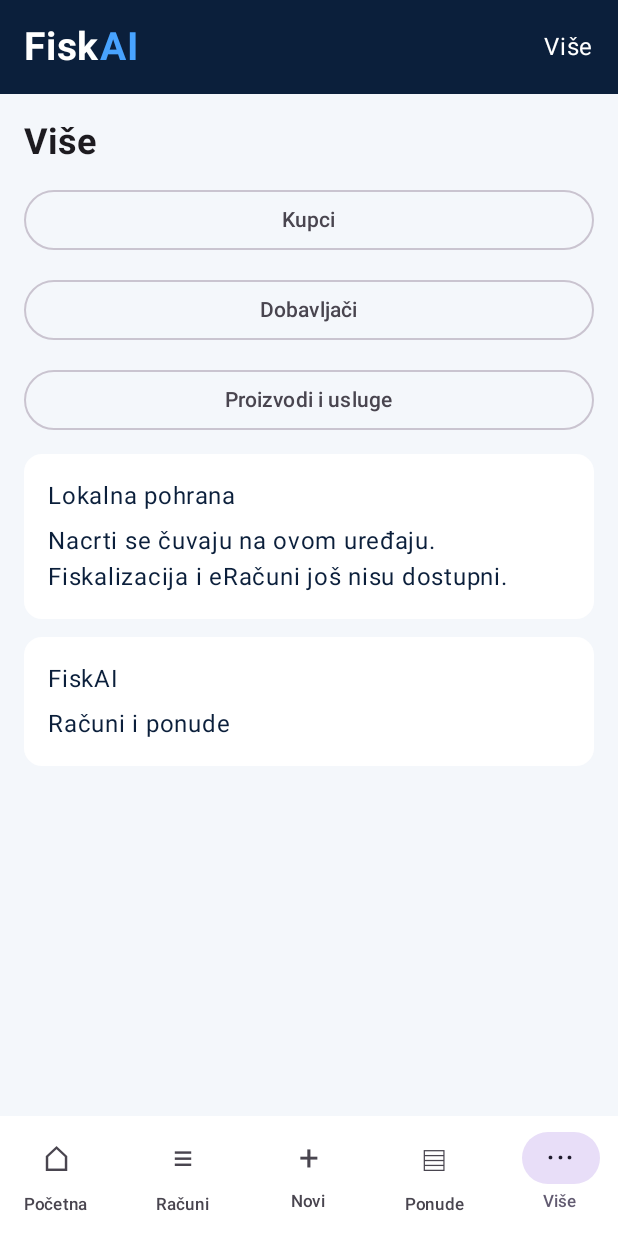
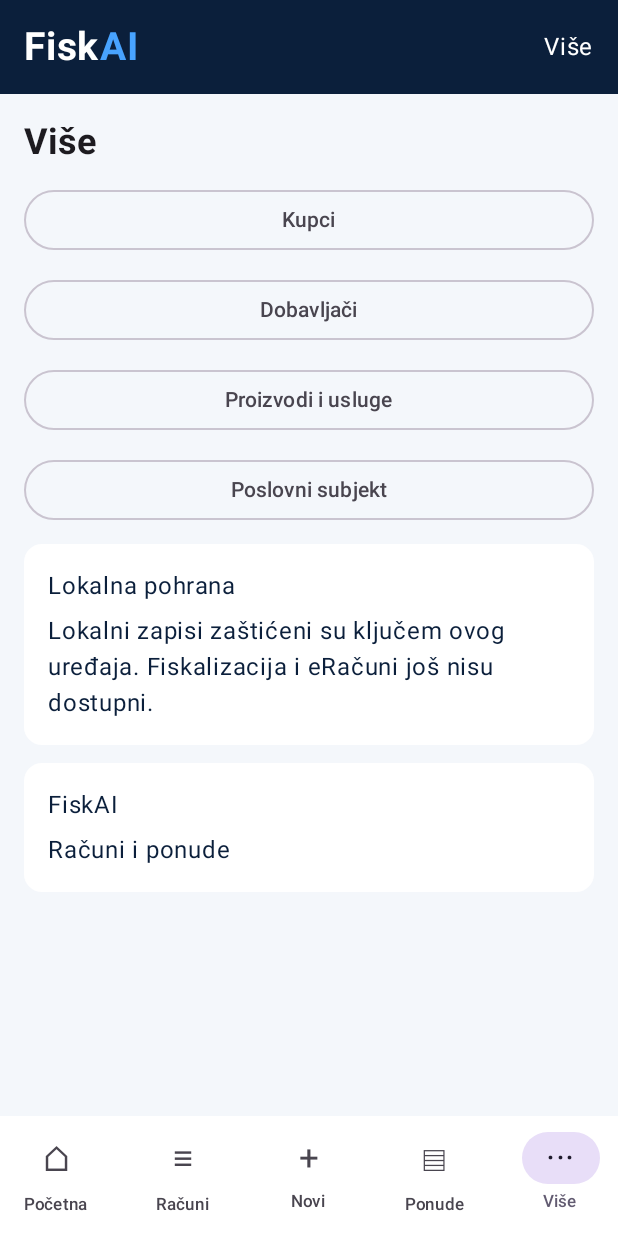
Before and after one commit to bren-wp/FiskAI, an Android app built with Jetpack Compose: the screen it shows after launch (MainActivity), item 5 of the bottom bar chosen, on a phone screen of 412 x 824 dp. Run offline under Robolectric (Android 15) with nearby library versions, the phone set to English and light mode, and no system bars.

Commit message:
Fix SDK package selection; encrypt local records and add business profile

```diff
--- a/app/build.gradle.kts
+++ b/app/build.gradle.kts
@@ -4,13 +4,13 @@ plugins {
 }
 android {
     namespace = "hr.brendigo.fiskai"
-    compileSdk = 37
+    compileSdk = 36
     defaultConfig {
         applicationId = "hr.brendigo.fiskai"
         minSdk = 24
         targetSdk = 36
-        versionCode = 3
-        versionName = "0.1.0-alpha03"
+        versionCode = 4
+        versionName = "0.1.0-alpha04"
     }
     compileOptions { sourceCompatibility = JavaVersion.VERSION_17; targetCompatibility = JavaVersion.VERSION_17 }
     buildFeatures { compose = true }
--- /dev/null
+++ b/app/src/main/java/hr/brendigo/fiskai/BusinessStore.kt
@@ -0,0 +1,22 @@
+package hr.brendigo.fiskai
+
+import android.content.Context
+import org.json.JSONObject
+
+data class BusinessProfile(
+    val name: String = "",
+    val oib: String = "",
+    val address: String = "",
+    val city: String = "",
+    val vatRegistered: Boolean = false,
+    val iban: String = ""
+)
+internal data class InitialData(val drafts: List<Draft>, val contacts: List<Contact>, val products: List<Product>, val business: BusinessProfile)
+internal class BusinessStore(context: Context) {
+    private val records = SecureRecords(context,"fiskai_business")
+    fun read(): BusinessProfile {
+        val j = JSONObject(records.getString("profile","{}"))
+        return BusinessProfile(j.optString("name"),j.optString("oib"),j.optString("address"),j.optString("city"),j.optBoolean("vatRegistered"),j.optString("iban"))
+    }
+    fun save(b: BusinessProfile): Boolean = records.write("profile",JSONObject().put("name",b.name).put("oib",b.oib).put("address",b.address).put("city",b.city).put("vatRegistered",b.vatRegistered).put("iban",b.iban).toString())
+}
--- a/app/src/main/java/hr/brendigo/fiskai/DirectoryStore.kt
+++ b/app/src/main/java/hr/brendigo/fiskai/DirectoryStore.kt
@@ -10,7 +10,7 @@ data class Contact(val id: String = UUID.randomUUID().toString(), val name: Stri
 data class Product(val id: String = UUID.randomUUID().toString(), val name: String, val code: String, val price: BigDecimal, val vat: BigDecimal, val service: Boolean)
 
 class DirectoryStore(context: Context) {
-    private val prefs = context.getSharedPreferences("fiskai_directory", Context.MODE_PRIVATE)
+    private val prefs = SecureRecords(context, "fiskai_directory")
     private fun read(key: String) = JSONArray(prefs.getString(key, "[]") ?: "[]")
     fun contacts(): List<Contact> {
         val arr = read("contacts")
@@ -23,11 +23,11 @@ class DirectoryStore(context: Context) {
     fun saveContacts(items: List<Contact>): Boolean {
         val arr = JSONArray()
         items.forEach { arr.put(JSONObject().put("id", it.id).put("name", it.name).put("oib", it.oib).put("email", it.email).put("supplier", it.supplier)) }
-        return prefs.edit().putString("contacts", arr.toString()).commit()
+        return prefs.write("contacts", arr.toString())
     }
     fun saveProducts(items: List<Product>): Boolean {
         val arr = JSONArray()
         items.forEach { arr.put(JSONObject().put("id", it.id).put("name", it.name).put("code", it.code).put("price", it.price.toPlainString()).put("vat", it.vat.toPlainString()).put("service", it.service)) }
-        return prefs.edit().putString("products", arr.toString()).commit()
+        return prefs.write("products", arr.toString())
     }
 }
--- a/app/src/main/java/hr/brendigo/fiskai/DraftStore.kt
+++ b/app/src/main/java/hr/brendigo/fiskai/DraftStore.kt
@@ -10,7 +10,7 @@ data class Draft(val id: String = UUID.randomUUID().toString(), val kind: String
     val total: BigDecimal get() = lines.fold(BigDecimal.ZERO) { acc, line -> acc + line.total }
 }
 class DraftStore(context: Context) {
-    private val prefs = context.getSharedPreferences("fiskai_drafts", Context.MODE_PRIVATE)
+    private val prefs = SecureRecords(context, "fiskai_drafts")
     fun read(): List<Draft> {
         val arr = JSONArray(prefs.getString("drafts", "[]"))
         return List(arr.length()) { i ->
@@ -29,6 +29,6 @@ class DraftStore(context: Context) {
             draft.lines.forEach { line -> lines.put(JSONObject().put("description", line.description).put("quantity", line.quantity.toPlainString()).put("price", line.unitPrice.toPlainString()).put("vat", line.vatRate.toPlainString())) }
             arr.put(JSONObject().put("id", draft.id).put("kind", draft.kind).put("customer", draft.customer).put("oib", draft.oib).put("lines", lines))
         }
-        return prefs.edit().putString("drafts", arr.toString()).commit()
+        return prefs.write("drafts", arr.toString())
     }
 }
--- a/app/src/main/java/hr/brendigo/fiskai/MainActivity.kt
+++ b/app/src/main/java/hr/brendigo/fiskai/MainActivity.kt
@@ -35,15 +35,35 @@ class MainActivity : ComponentActivity() {
     override fun onCreate(savedInstanceState: Bundle?) {
         super.onCreate(savedInstanceState)
         val store = DraftStore(this)
-        setContent { MaterialTheme(colorScheme = lightColorScheme(primary = Blue, background = Surface, surface = Color.White, onSurface = Navy)) { FiskApp(store, DirectoryStore(this)) } }
+        val directory = DirectoryStore(this)
+        val businessStore = BusinessStore(this)
+        setContent {
+            MaterialTheme(colorScheme = lightColorScheme(primary = Blue, background = Surface, surface = Color.White, onSurface = Navy)) {
+                val loaded by produceState<Result<InitialData>?>(initialValue = null) {
+                    value = withContext(Dispatchers.IO) {
+                        runCatching { InitialData(store.read(), directory.contacts(), directory.products(), businessStore.read()) }
+                    }
+                }
+                val result = loaded
+                when {
+                    result == null -> Box(Modifier.fillMaxSize(), contentAlignment = Alignment.Center) { CircularProgressIndicator() }
+                    result.isSuccess -> FiskApp(store, directory, businessStore, result.getOrThrow())
+                    else -> Column(Modifier.fillMaxSize().safeDrawingPadding().padding(24.dp), verticalArrangement = Arrangement.Center) {
+                        Text("Pohrana nije dostupna", style = MaterialTheme.typography.headlineSmall)
+                        Text("Podaci nisu obrisani. Ponovno pokrenite aplikaciju. Ako se problem nastavi, obratite se podršci. Nemojte brisati podatke aplikacije.")
+                    }
+                }
+            }
+        }
     }
 }
 
 @Composable
-private fun FiskApp(store: DraftStore, directory: DirectoryStore) {
-    var items by remember { mutableStateOf(store.read()) }
-    var contacts by remember { mutableStateOf(directory.contacts()) }
-    var products by remember { mutableStateOf(directory.products()) }
+private fun FiskApp(store: DraftStore, directory: DirectoryStore, businessStore: BusinessStore, initial: InitialData) {
+    var items by remember { mutableStateOf(initial.drafts) }
+    var contacts by remember { mutableStateOf(initial.contacts) }
+    var products by remember { mutableStateOf(initial.products) }
+    var business by remember { mutableStateOf(initial.business) }
     var page by remember { mutableStateOf("Početna") }
     var kind by remember { mutableStateOf("Račun") }
     var selected by remember { mutableStateOf<Draft?>(null) }
@@ -103,6 +123,7 @@ private fun FiskApp(store: DraftStore, directory: DirectoryStore) {
                 } }
                 page == "Početna" -> {
                     Text("Pregled poslovanja", style = MaterialTheme.typography.headlineSmall, fontWeight = FontWeight.Bold)
+                    if(business.name.isNotBlank()) Text(business.name)
                     Panel { Text("Vrijednost nacrta"); Text(euro(items.fold(BigDecimal.ZERO) { a, d -> a + d.total }), fontSize = 30.sp, fontWeight = FontWeight.Bold, color = Blue); Text("Nije ostvareni promet", color = Color.DarkGray) }
                     Row(horizontalArrangement = Arrangement.spacedBy(8.dp)) {
                         Button(onClick = { create("Račun") }, modifier = Modifier.weight(1f)) { Text("Novi račun") }
@@ -129,12 +150,15 @@ private fun FiskApp(store: DraftStore, directory: DirectoryStore) {
                 page == "Proizvodi i usluge" -> ProductScreen(products) { next ->
                     directory.saveProducts(next).also { if(it) products = next }
                 }
+                page == "Poslovni subjekt" -> BusinessScreen(business) { next ->
+                    businessStore.save(next).also { if(it) business = next }
+                }
                 else -> {
                     Text("Više", style = MaterialTheme.typography.headlineSmall, fontWeight = FontWeight.Bold)
-                    listOf("Kupci", "Dobavljači", "Proizvodi i usluge").forEach { destination ->
+                    listOf("Kupci", "Dobavljači", "Proizvodi i usluge", "Poslovni subjekt").forEach { destination ->
                         OutlinedButton(onClick = { page = destination }, modifier = Modifier.fillMaxWidth()) { Text(destination) }
                     }
-                    Panel { Text("Lokalna pohrana"); Text("Nacrti se čuvaju na ovom uređaju. Fiskalizacija i eRačuni još nisu dostupni.") }
+                    Panel { Text("Lokalna pohrana"); Text("Lokalni zapisi zaštićeni su ključem ovog uređaja. Fiskalizacija i eRačuni još nisu dostupni.") }
                     Panel { Text("FiskAI"); Text("Računi i ponude") }
                 }
             }
```
Also changed, not shown: app/src/main/java/hr/brendigo/fiskai/BusinessScreen.kt (added, +53 -0 lines), app/src/main/java/hr/brendigo/fiskai/BusinessValidation.kt (added, +13 -0 lines), app/src/main/java/hr/brendigo/fiskai/SecureRecords.kt (added, +68 -0 lines), 5 other files.
